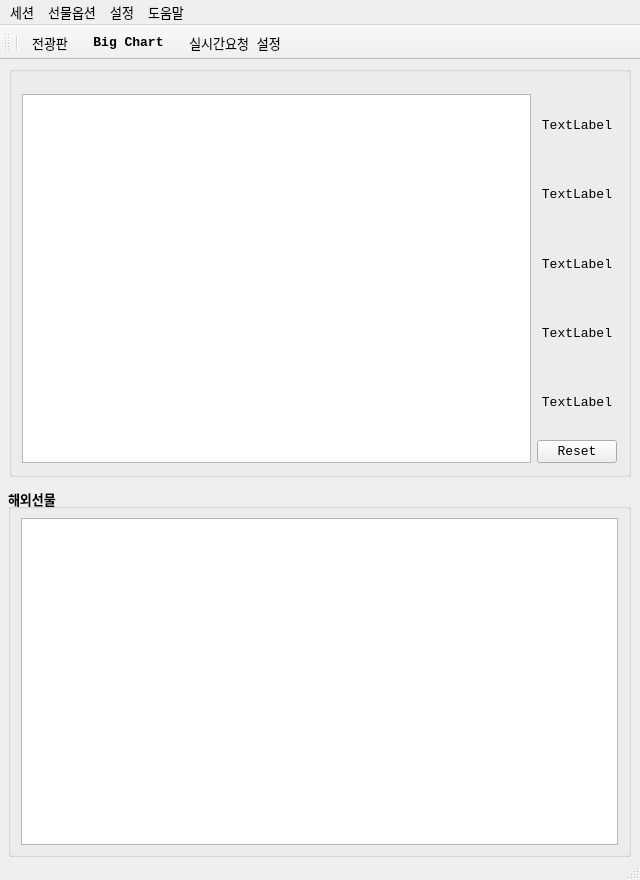
Above: UI/skybot.ui from skygoldfish/SkyBot before the change. Below: the same form after it.
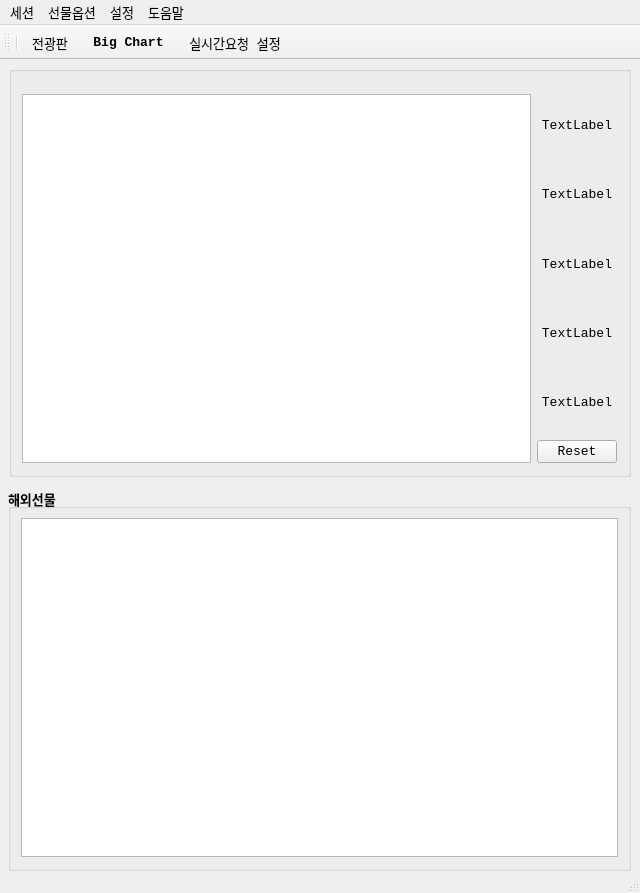
That is the form after the change. Icons and pictures are not drawn.

Commit message: 소스정리

What changed in the file:
```diff
--- a/UI/skybot.ui
+++ b/UI/skybot.ui
@@ -7,7 +7,7 @@
     <x>0</x>
     <y>0</y>
     <width>640</width>
-    <height>880</height>
+    <height>893</height>
    </rect>
   </property>
   <property name="font">
@@ -119,7 +119,7 @@
       <x>8</x>
       <y>428</y>
       <width>623</width>
-      <height>369</height>
+      <height>383</height>
      </rect>
     </property>
     <property name="font">
@@ -137,7 +137,7 @@
        <x>13</x>
        <y>30</y>
        <width>597</width>
-       <height>327</height>
+       <height>339</height>
       </rect>
      </property>
     </widget>
```
The commit also changes 2 other files.
